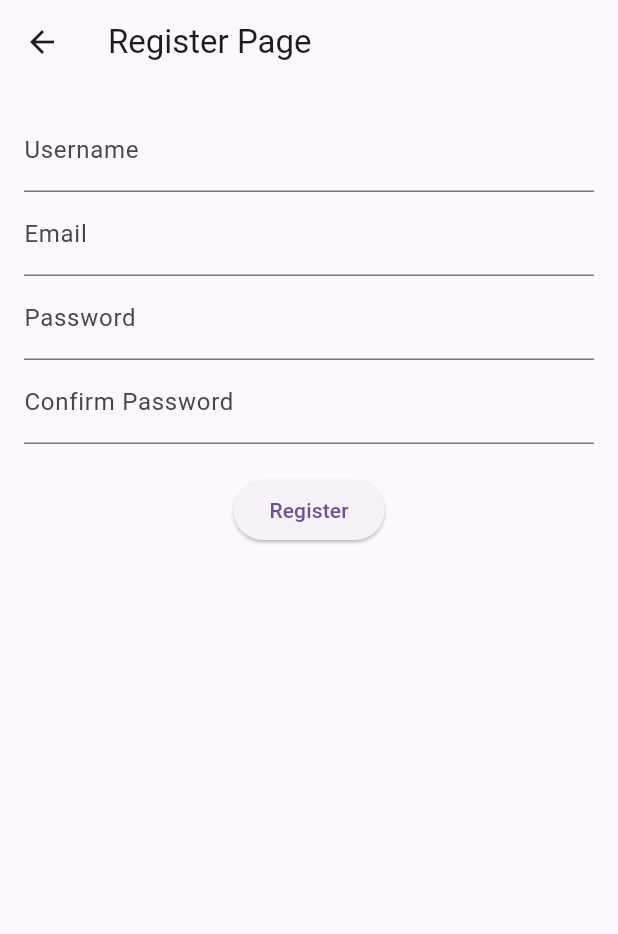
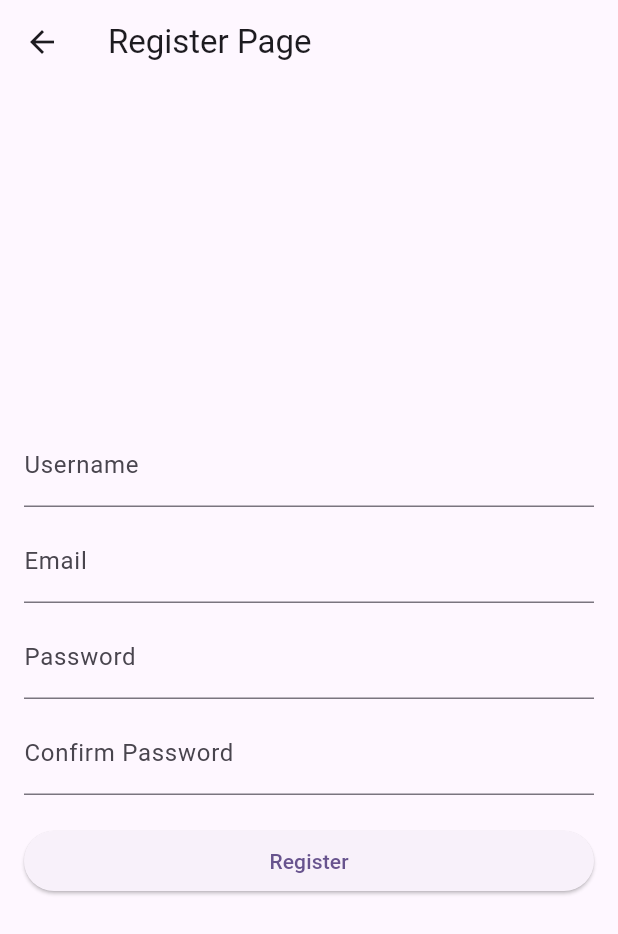
Before and after one commit to ErwinHermawan/ErwinHermawan_mdtest, a Flutter app: the screen it shows after launch, after a tap on "Create an account", on a phone screen of 412 x 824 dp. Shown: the top 934 px of the screen. Run offline on Flutter 3.47's test engine with Material 3 defaults, Android fonts, the phone set to English and light mode, and no system bars; our stand-ins replace cloud_firestore, firebase_auth, firebase_core; accounts and stored records are empty; network calls fail.

Commit message:
Add files via upload

```diff
--- a/lib/login_page.dart
+++ b/lib/login_page.dart
@@ -56,10 +56,18 @@ class _LoginPageState extends State<LoginPage> {
       appBar: AppBar(
         title: const Text('Login'),
       ),
-      body: Padding(
+      body: LayoutBuilder(
+        builder: (context, constraints) {
+          return SingleChildScrollView(
+            child: ConstrainedBox(
+              constraints: BoxConstraints(
+                minHeight: constraints.maxHeight,
+              ),
+              child: Padding(
                 padding: const EdgeInsets.all(16.0),
                 child: Column(
                   mainAxisAlignment: MainAxisAlignment.center,
+                  crossAxisAlignment: CrossAxisAlignment.stretch,
                   children: <Widget>[
                     TextField(
                       controller: _emailController,
@@ -90,6 +98,10 @@ class _LoginPageState extends State<LoginPage> {
                   ],
                 ),
               ),
+            ),
+          );
+        },
+      ),
     );
   }
 }
--- a/lib/register_page.dart
+++ b/lib/register_page.dart
@@ -51,11 +51,20 @@ class _RegisterPageState extends State<RegisterPage> {
       appBar: AppBar(
         title: const Text('Register Page'),
       ),
-      body: Padding(
+      body: LayoutBuilder(
+        builder: (context, constraints) {
+          return SingleChildScrollView(
+            child: ConstrainedBox(
+              constraints: BoxConstraints(
+                minHeight: constraints.maxHeight,
+              ),
+              child: Padding(
                 padding: const EdgeInsets.all(16.0),
                 child: Form(
                   key: _formKey,
                   child: Column(
+                    mainAxisAlignment: MainAxisAlignment.center,
+                    crossAxisAlignment: CrossAxisAlignment.stretch,
                     children: <Widget>[
                       TextFormField(
                         key: const Key('username'),
@@ -68,6 +77,7 @@ class _RegisterPageState extends State<RegisterPage> {
                           return null;
                         },
                       ),
+                      const SizedBox(height: 8.0),
                       TextFormField(
                         key: const Key('email'),
                         controller: _emailController,
@@ -80,6 +90,7 @@ class _RegisterPageState extends State<RegisterPage> {
                           return null;
                         },
                       ),
+                      const SizedBox(height: 8.0),
                       TextFormField(
                         key: const Key('password'),
                         controller: _passwordController,
@@ -92,6 +103,7 @@ class _RegisterPageState extends State<RegisterPage> {
                           return null;
                         },
                       ),
+                      const SizedBox(height: 8.0),
                       TextFormField(
                         key: const Key('confirm_password'),
                         controller: _confirmPasswordController,
@@ -147,6 +159,10 @@ class _RegisterPageState extends State<RegisterPage> {
                   ),
                 ),
               ),
+            ),
+          );
+        },
+      ),
     );
   }
 }
```
Also changed, not shown: lib/forgot_password.dart (+15 -4 lines), lib/home_page.dart (+22 -11 lines), lib/main.dart (line endings or trailing spaces). Lines whose indentation alone changed are shown as unchanged.
